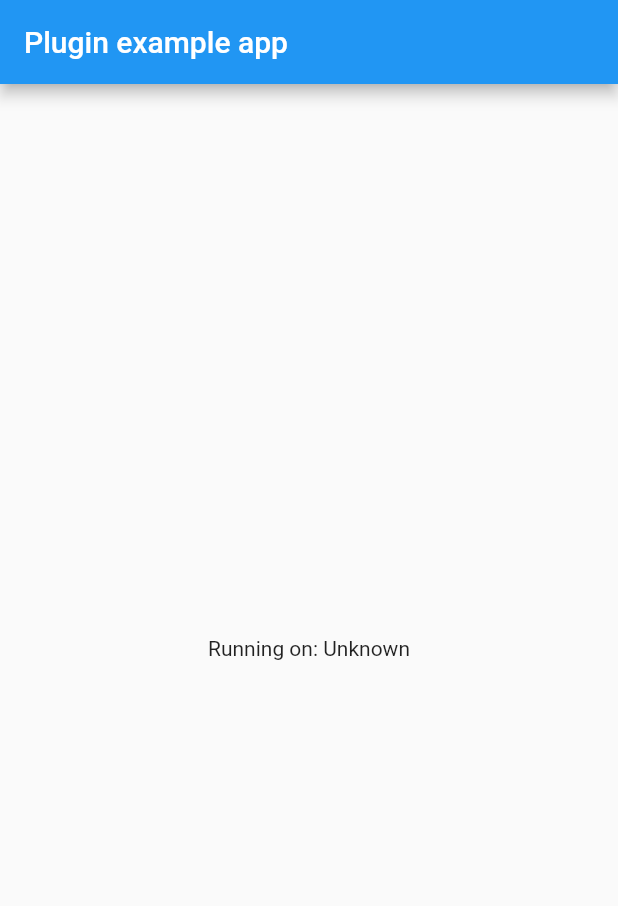
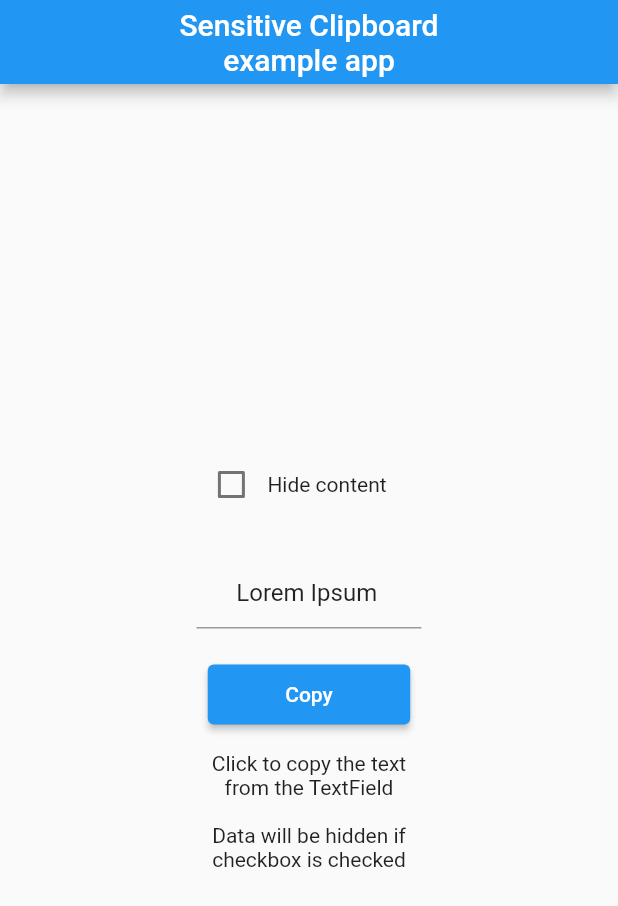
Before and after one commit to marcellocamara/sensitive_clipboard, a Flutter app: the screen it shows after launch, on a phone screen of 412 x 824 dp. Shown: the top 906 px of the screen. Run offline on Flutter 3.47's test engine with Material 2 defaults, Android fonts, the phone set to English and light mode, and no system bars.

Commit message:
feat: copy into the clipboard with sensible flag

```diff
--- a/example/lib/main.dart
+++ b/example/lib/main.dart
@@ -1,35 +1,47 @@
-import 'package:flutter/material.dart';
 import 'dart:async';
 
+import 'package:flutter/material.dart';
 import 'package:flutter/services.dart';
 import 'package:sensitive_clipboard/sensitive_clipboard.dart';
 
 void main() {
-  runApp(MyApp());
+  runApp(
+    MaterialApp(
+      home: MyApp(),
+    ),
+  );
 }
 
 class MyApp extends StatefulWidget {
   @override
-  _MyAppState createState() => _MyAppState();
+  State<MyApp> createState() => _MyAppState();
 }
 
 class _MyAppState extends State<MyApp> {
-  String _platformVersion = 'Unknown';
-
-  @override
-  void initState() {
-    super.initState();
-    initPlatformState();
-  }
+  String _text = 'Lorem Ipsum';
+  bool _hideText = false;
+  bool _loading = false;
 
   // Platform messages are asynchronous, so we initialize in an async method.
-  Future<void> initPlatformState() async {
-    String platformVersion;
+  Future<void> copyToClipboard() async {
+    // Closes keyboard if its opened
+    FocusManager.instance.primaryFocus?.unfocus();
+
+    setState(() => _loading = true);
+
+    bool dataWasHiddenForAndroidAPI33;
+    String text;
     // Platform messages may fail, so we use a try/catch PlatformException.
     try {
-      platformVersion = await SensitiveClipboard.platformVersion;
+      dataWasHiddenForAndroidAPI33 = await SensitiveClipboard.copy(
+        _text,
+        hideContent: _hideText,
+      );
+      text = 'Success copied into the Clipboard!\n'
+          'But not hidden because it is not Android API 33';
     } on PlatformException {
-      platformVersion = 'Failed to get platform version.';
+      text = 'Ops! Something is wrong.';
+      dataWasHiddenForAndroidAPI33 = false;
     }
 
     // If the widget was removed from the tree while the asynchronous platform
@@ -37,20 +49,78 @@ class _MyAppState extends State<MyApp> {
     // setState to update our non-existent appearance.
     if (!mounted) return;
 
-    setState(() {
-      _platformVersion = platformVersion;
-    });
+    if (!dataWasHiddenForAndroidAPI33) {
+      // Shows snack bar into versions that are not the specific android version
+      // The clipboard modal appears only on Android API 33+
+      // You should not show dialog if is this version to avoid duplicated dialogs
+      ScaffoldMessenger.of(context).hideCurrentSnackBar();
+      ScaffoldMessenger.of(context).showSnackBar(
+        SnackBar(
+          content: Text(text),
+        ),
+      );
+    }
+
+    setState(() => _loading = false);
   }
 
   @override
   Widget build(BuildContext context) {
-    return MaterialApp(
-      home: Scaffold(
-        appBar: AppBar(
-          title: const Text('Plugin example app'),
+    return Scaffold(
+      appBar: AppBar(
+        centerTitle: true,
+        title: const Text(
+          'Sensitive Clipboard\nexample app',
+          textAlign: TextAlign.center,
         ),
-        body: Center(
-          child: Text('Running on: $_platformVersion\n'),
+      ),
+      body: Center(
+        child: Column(
+          mainAxisSize: MainAxisSize.min,
+          children: [
+            Row(
+              mainAxisSize: MainAxisSize.min,
+              children: [
+                Checkbox(
+                  value: _hideText,
+                  onChanged: (newValue) {
+                    setState(() => _hideText = newValue!);
+                  },
+                ),
+                const Text('Hide content'),
+                const SizedBox(width: 24),
+              ],
+            ),
+            Padding(
+              padding: const EdgeInsets.symmetric(vertical: 24),
+              child: SizedBox(
+                width: 150,
+                child: TextFormField(
+                  initialValue: _text,
+                  textAlign: TextAlign.center,
+                  onChanged: (String newText) {
+                    setState(() => _text = newText);
+                  },
+                ),
+              ),
+            ),
+            SizedBox(
+              width: 135,
+              height: 40,
+              child: ElevatedButton(
+                onPressed: _loading ? null : copyToClipboard,
+                child: const Text('Copy'),
+              ),
+            ),
+            const SizedBox(height: 18),
+            const Text(
+              'Click to copy the text\n'
+              'from the TextField\n\n'
+              'Data will be hidden if\n'
+              'checkbox is checked',
+              textAlign: TextAlign.center,
+            ),
+          ],
         ),
       ),
     );
--- a/lib/sensitive_clipboard.dart
+++ b/lib/sensitive_clipboard.dart
@@ -1,14 +1,27 @@
-
 import 'dart:async';
 
+import 'package:flutter/foundation.dart';
 import 'package:flutter/services.dart';
 
 class SensitiveClipboard {
+  SensitiveClipboard._();
+
   static const MethodChannel _channel =
       const MethodChannel('sensitive_clipboard');
 
-  static Future<String> get platformVersion async {
-    final String version = await _channel.invokeMethod('getPlatformVersion');
-    return version;
+  /// Returns true only if sensitive content has been hidden - for Android API 33+
+  static Future<bool> copy(String? text, {bool hideContent = true}) async {
+    if (defaultTargetPlatform == TargetPlatform.android) {
+      // Sensitive clipboard
+      final copyResult = await _channel.invokeMethod<bool>(
+        'copyText',
+        {'text': text, 'hideContent': hideContent},
+      );
+      return Future.value(copyResult);
+    } else {
+      // Flutter default clipboard
+      await Clipboard.setData(ClipboardData(text: text));
+      return Future.value(false);
+    }
   }
 }
--- a/pubspec.yaml
+++ b/pubspec.yaml
@@ -2,7 +2,7 @@ name: sensitive_clipboard
 description: Sensitive clipboard that wraps the original flutter clipboard
 version: 0.0.1
 author:
-homepage:
+homepage: https://github.com/marcellocamara/sensitive_clipboard
 
 environment:
   sdk: ">=2.12.3 <3.0.0"
```
Also changed, not shown: example/pubspec.yaml (+2 -49 lines), example/assets/example.gif (added), 18 other files.
